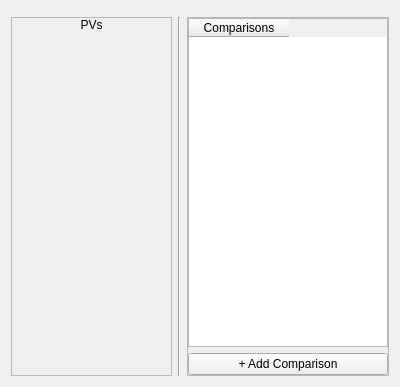
Above: atef/ui/pv_configuration_page.ui from pcdshub/atef before the change. Below: the same form after it.
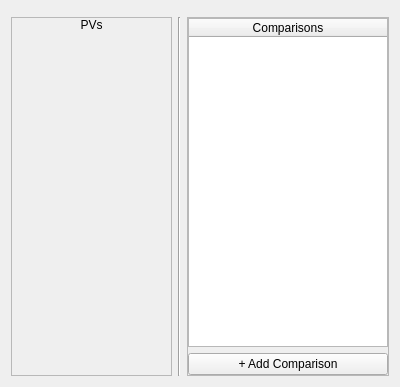
That is the form after the change.

The edit to the form file:
```diff
--- a/atef/ui/pv_configuration_page.ui
+++ b/atef/ui/pv_configuration_page.ui
@@ -151,6 +151,9 @@
             <verstretch>0</verstretch>
            </sizepolicy>
           </property>
+          <attribute name="horizontalHeaderStretchLastSection">
+           <bool>true</bool>
+          </attribute>
           <attribute name="verticalHeaderVisible">
            <bool>false</bool>
           </attribute>
```
